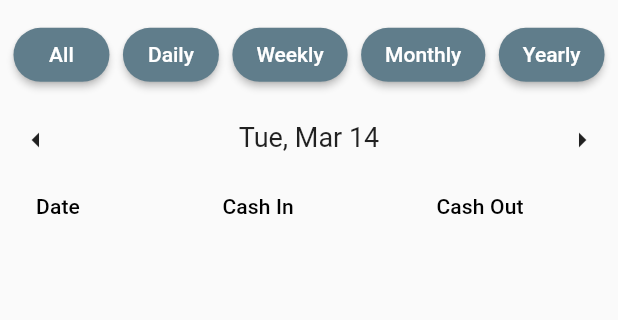
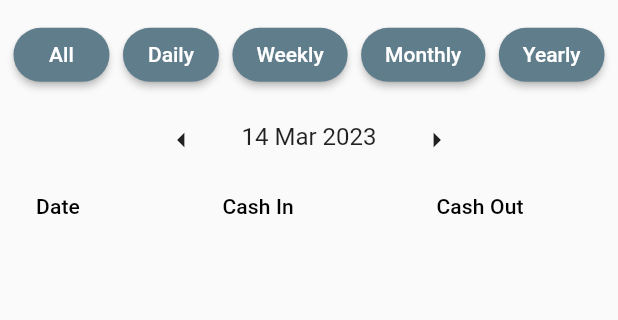
Before and after one commit to Prashant2344/cashbook, a Flutter app: the screen it shows after launch, on a phone screen of 412 x 824 dp, the part 84-404 px from its top. Run offline on Flutter 3.47's test engine with Material 2 defaults, Android fonts, the phone set to English and light mode, and no system bars; our stand-ins replace hive, hive_flutter; missing offline and left inert: dart:ffi; accounts and stored records are empty.

Commit message:
Working on date filter calculation

```diff
--- a/lib/pages/home.dart
+++ b/lib/pages/home.dart
@@ -13,7 +13,8 @@ class Home extends StatefulWidget {
 }
 
 class _HomeState extends State<Home> {
-  final List<String> _buttonTitles = ['All', 'Daily', 'Weekly', 'Monthly', 'Yearly'];
+  int _selectedIndex = 1;
+  final List<String> _buttonTitles = ['All', 'Daily', 'Weekly', 'Monthly', 'Yearly']; //index 0,1,2,3,4
   // late Box<CashModel> _cashBox;
   // List<CashModel> _transactions = [];
   //
@@ -32,54 +33,113 @@ class _HomeState extends State<Home> {
     ['March 6', '1000', '-'],
   ];
 
+  // DateTime _selectedDate = DateTime.now();
+
+  DateTime today = DateTime.now();
+  DateTime _beginingDateForFilter = DateTime.now();
+  DateTime _endingDateForFilter = DateTime.now();
+  // DateTime _endingDateForFilter = DateTime.now().subtract(Duration(days: 1));
   DateTime _selectedDate = DateTime.now();
 
+  // DateTime startDate = DateTime.now();
+  // DateTime endDate = DateTime.now();
+  void _onTitlesTapped(int index) {
+    setState(() {
+      _selectedIndex = index;
+    });
+    if(_selectedIndex == 1){
+      setState(() {
+        _beginingDateForFilter = DateTime.now();
+        _endingDateForFilter = DateTime.now();
+        _selectedDate = DateTime.now();
+      });
+    }else if(_selectedIndex == 2){
+      setState(() {
+        _selectedDate = DateTime.now();
+        _beginingDateForFilter = _selectedDate.subtract(Duration(days: _selectedDate.weekday ));
+        _endingDateForFilter = _beginingDateForFilter.add(Duration(days: 6));
+      });
+    }
+  }
+
   void _incrementDate() {
+    if(_selectedIndex == 1) {
       setState(() {
+        _beginingDateForFilter = _beginingDateForFilter.add(Duration(days: 1));
+        _endingDateForFilter = _endingDateForFilter.add(Duration(days: 1));
         _selectedDate = _selectedDate.add(Duration(days: 1));
+      });
+    }else if(_selectedIndex == 2){
+      setState(() {
+        _beginingDateForFilter = _beginingDateForFilter.add(Duration(days: 7));
+        _endingDateForFilter = _endingDateForFilter.add(Duration(days: 7));
+        _selectedDate = _selectedDate.add(Duration(days: 7));
       });
     }
 
+  }
+
   void _decrementDate() {
+    if(_selectedIndex == 1) {
       setState(() {
+        _beginingDateForFilter = _beginingDateForFilter.subtract(Duration(days: 1));
+        _endingDateForFilter = _endingDateForFilter.subtract(Duration(days: 1));
         _selectedDate = _selectedDate.subtract(Duration(days: 1));
       });
+    }else if(_selectedIndex == 2){
+      setState(() {
+        _beginingDateForFilter = _beginingDateForFilter.subtract(Duration(days: 7));
+        _endingDateForFilter = _endingDateForFilter.subtract(Duration(days: 7));
+        _selectedDate = _selectedDate.subtract(Duration(days: 7));
+      });
+    }
   }
 
-  double _calculateCashInAmount(Box<CashModel> box) {
+  double _calculateCashInAmount(Box<CashModel> box,beginingDateForFilter,endingDateForFilter) {
+    // DateTime startDate = beginingDateForFilter.subtract(const Duration(days: 1));
+    DateTime startDate = DateTime(beginingDateForFilter.year, beginingDateForFilter.month, beginingDateForFilter.day);
+    // DateTime endDate = endingDateForFilter.add(const Duration(days: 1));
+    DateTime endDate = DateTime(endingDateForFilter.year, endingDateForFilter.month, endingDateForFilter.day);
     return box.values.cast<CashModel>()
+      .where((transaction) =>
+        transaction.date != null &&
+        transaction.date!.isAtSameMomentAs(startDate) ||
+        transaction.date!.isAfter(startDate) &&
+        transaction.date!.isBefore(endDate)||
+            transaction.date!.isAtSameMomentAs(endDate))
       .fold<double>(0.0, (total, transaction) =>
         total + (transaction.cashIn?.toDouble() ?? 0.0)
     );
   }
 
-  double _calculateCashOutAmount(Box<CashModel> box){
-    // double totalCost = 0.0;
-    // final transactions = box.values.toList().cast<CashModel>();
-    // for (final transaction in transactions) {
-    //   final cost = transaction.cashOut ?? 0.0 as double;
-    //   totalCost += cost;
-    // }
-    // return totalCost;
-
+  double _calculateCashOutAmount(Box<CashModel> box,beginingDateForFilter,endingDateForFilter){
+    DateTime startDate = DateTime(beginingDateForFilter.year, beginingDateForFilter.month, beginingDateForFilter.day);
+    DateTime endDate = DateTime(endingDateForFilter.year, endingDateForFilter.month, endingDateForFilter.day);
     return box.values.cast<CashModel>()
+        .where((transaction) =>
+    transaction.date != null &&
+        transaction.date!.isAtSameMomentAs(startDate) ||
+        transaction.date!.isAfter(startDate) &&
+            transaction.date!.isBefore(endDate)||
+        transaction.date!.isAtSameMomentAs(endDate))
         .fold<double>(0.0, (total, transaction) =>
     total + (transaction.cashOut?.toDouble() ?? 0.0)
     );
   }
 
   double _balanceAmount(Box<CashModel> box){
-    return _calculateCashInAmount(box) - _calculateCashOutAmount(box);
+    return _calculateCashInAmount(box,_beginingDateForFilter,_endingDateForFilter) - _calculateCashOutAmount(box,_beginingDateForFilter,_endingDateForFilter);
   }
 
-  double _previousBalanceAmount(Box<CashModel> box){
-    final today = DateTime.now();
-    final todayDate = DateTime(today.year, today.month, today.day);
+  double _previousBalanceAmount(Box<CashModel> box,_beginingDateForFilter){
+    // final today = DateTime.now();
+    // final todayDate = DateTime(today.year, today.month, today.day);
+    final beginingDateForFilter = DateTime(_beginingDateForFilter.year, _beginingDateForFilter.month, _beginingDateForFilter.day);
     return box.values.cast<CashModel>()
         .fold<double>(0.0, (total, transaction) {
       if (transaction.date?.year != null && transaction.date?.month != null && transaction.date?.day != null) {
         final transactionDate = DateTime(transaction.date!.year, transaction.date!.month, transaction.date!.day);
-        if (transactionDate.isBefore(todayDate)) {
+        if (transactionDate.isBefore(beginingDateForFilter)) {
           final cashIn = transaction.cashIn?.toDouble() ?? 0.0;
           return total + cashIn;
         }
@@ -89,12 +149,31 @@ class _HomeState extends State<Home> {
   }
 
   double _finalBalanceAmount(Box<CashModel> box){
-    return _balanceAmount(box) - _previousBalanceAmount(box);
+    return _balanceAmount(box) + _previousBalanceAmount(box,_beginingDateForFilter);
+  }
+
+  List<CashModel> _getCashList(Box<CashModel> box,beginingDateForFilter,endingDateForFilter){
+    DateTime startDate = beginingDateForFilter.subtract(const Duration(days: 1));
+    DateTime endDate = endingDateForFilter.add(const Duration(days: 1));
+    // DateTime startDate = DateTime(beginingDateForFilter.year, beginingDateForFilter.month, beginingDateForFilter.day);
+    // DateTime endDate = DateTime(endingDateForFilter.year, endingDateForFilter.month, endingDateForFilter.day);
+
+
+    startDate = DateTime(startDate.year, startDate.month, startDate.day);
+    endDate = DateTime(endDate.year, endDate.month, endDate.day);
+    return box.values.toList().cast<CashModel>().where((transaction) {
+      if (transaction.date == null) {
+        return false;
+      }
+      DateTime transactionDate = DateTime(transaction.date!.year, transaction.date!.month, transaction.date!.day);
+      return transactionDate.isAfter(startDate) && transactionDate.isBefore(endDate);
+    }).toList();
   }
 
 
   @override
   Widget build(BuildContext context) {
+    bool isToday = _selectedDate.year == today.year && _selectedDate.month == today.month && _selectedDate.day == today.day;
     return Scaffold(
       appBar: AppBar(
         backgroundColor: Colors.blue[600],
@@ -113,7 +192,7 @@ class _HomeState extends State<Home> {
                   _buttonTitles.length,
                       (index) => ElevatedButton(
                     onPressed: () {
-                      // Add your onPressed code here.
+                      _onTitlesTapped(index);
                     },
                     style: ButtonStyle(
                       backgroundColor: MaterialStateProperty.all<Color>(Colors.blueGrey),
@@ -132,16 +211,28 @@ class _HomeState extends State<Home> {
             Expanded(
               flex: 1,
               child: Row(
-                mainAxisAlignment: MainAxisAlignment.spaceBetween,
+                mainAxisAlignment: MainAxisAlignment.center,
                 children: [
                   IconButton(
                     onPressed: _decrementDate,
                     icon: Icon(Icons.arrow_left),
                   ),
+                  SizedBox(width: 16),
+                  Row(
+                    crossAxisAlignment: CrossAxisAlignment.center,
+                    children: [
                       Text(
-                    DateFormat('EEE, MMM dd').format(_selectedDate),
-                    style: TextStyle(fontSize: 18.0),
+                        '${DateFormat('d MMM y').format(_beginingDateForFilter)}',
+                        style: TextStyle(fontSize: 16),
                       ),
+                      if(!isToday || _selectedIndex != 1)
+                        Text(
+                          '  ->  ${DateFormat('d MMM y').format(_endingDateForFilter)}',
+                          style: TextStyle(fontSize: 16),
+                        ),
+                    ],
+                  ),
+                  SizedBox(width: 16),
                   IconButton(
                     onPressed: _incrementDate,
                     icon: Icon(Icons.arrow_right),
@@ -159,7 +250,7 @@ class _HomeState extends State<Home> {
                 child: ValueListenableBuilder<Box<CashModel>>(
                   valueListenable: Cashes.getData().listenable(),
                   builder: (BuildContext context, Box<CashModel> box, _) {
-                    final myModels = box.values.toList().cast<CashModel>();
+                    final myData = _getCashList(box, _beginingDateForFilter,_endingDateForFilter);
                     // return SingleChildScrollView(
                     //   scrollDirection: Axis.horizontal,
                     //   child: ConstrainedBox(
@@ -171,12 +262,12 @@ class _HomeState extends State<Home> {
                     //         DataColumn(label: Text('Cash Out')),
                     //       ],
                     //       rows: List<DataRow>.generate(
-                    //         myModels.length,
+                    //         myData.length,
                     //             (int index) => DataRow(
                     //           cells: [
-                    //             DataCell(Text(myModels[index].date.toString())),
-                    //             DataCell(Text(myModels[index].cashIn.toString())),
-                    //             DataCell(Text(myModels[index].cashOut.toString())),
+                    //             DataCell(Text(myData[index].date.toString())),
+                    //             DataCell(Text(myData[index].cashIn.toString())),
+                    //             DataCell(Text(myData[index].cashOut.toString())),
                     //           ],
                     //         ),
                     //       ),
@@ -193,24 +284,23 @@ class _HomeState extends State<Home> {
                           DataColumn(label: Text('Cash Out')),
                         ],
                         rows: List<DataRow>.generate(
-                          myModels.length,
+                          myData.length,
                               (int index) => DataRow(
                             cells: [
                               DataCell(
-                                  myModels[index].date == null ? Text('') : Text(DateFormat('yyyy-MM-dd').format(myModels[index].date!))
+                                  myData[index].date == null ? Text('') : Text(DateFormat('yyyy-MM-dd').format(myData[index].date!))
                               ),
                               DataCell(
-                                  myModels[index].cashIn == null ? Text('') :Text(myModels[index].cashIn.toString())
+                                  myData[index].cashIn == null ? Text('') :Text(myData[index].cashIn.toString())
                               ),
                               DataCell(
-                                  myModels[index].cashOut == null ? Text('') :Text(myModels[index].cashOut.toString())
+                                  myData[index].cashOut == null ? Text('') :Text(myData[index].cashOut.toString())
                               ),
                             ],
                           ),
                         ),
                       ),
                     );
-
                   },
                 ),
               ),
@@ -294,7 +384,7 @@ class _HomeState extends State<Home> {
                         ValueListenableBuilder<Box<CashModel>>(
                           valueListenable: Cashes.getData().listenable(),
                           builder: (BuildContext context,Box<CashModel> box, _) {
-                            final totalCashIn = _calculateCashInAmount(box); // assuming you have a function that calculates total cost
+                            final totalCashIn = _calculateCashInAmount(box,_beginingDateForFilter,_endingDateForFilter);
                             return Padding(
                               padding: const EdgeInsets.all(5.0),
                               child: Text('Total Cash In $totalCashIn'),
@@ -305,7 +395,7 @@ class _HomeState extends State<Home> {
                         ValueListenableBuilder<Box<CashModel>>(
                           valueListenable: Cashes.getData().listenable(),
                           builder: (BuildContext context,Box<CashModel> box, _) {
-                            final totalCashOut = _calculateCashOutAmount(box); // assuming you have a function that calculates total cost
+                            final totalCashOut = _calculateCashOutAmount(box,_beginingDateForFilter,_endingDateForFilter);
                             return Padding(
                               padding: const EdgeInsets.all(5.0),
                               child: Text('Total Cash Out $totalCashOut'),
@@ -316,7 +406,7 @@ class _HomeState extends State<Home> {
                         ValueListenableBuilder<Box<CashModel>>(
                           valueListenable: Cashes.getData().listenable(),
                           builder: (BuildContext context,Box<CashModel> box, _) {
-                            final balance = _balanceAmount(box); // assuming you have a function that calculates total cost
+                            final balance = _balanceAmount(box);
                             return Padding(
                               padding: const EdgeInsets.all(5.0),
                               child: Text('Balance $balance'),
@@ -338,7 +428,7 @@ class _HomeState extends State<Home> {
                         ValueListenableBuilder<Box<CashModel>>(
                           valueListenable: Cashes.getData().listenable(),
                           builder: (BuildContext context,Box<CashModel> box, _) {
-                            final prevBalance = _previousBalanceAmount(box); // assuming you have a function that calculates total cost
+                            final prevBalance = _previousBalanceAmount(box,_beginingDateForFilter);
                             return Padding(
                               padding: const EdgeInsets.all(5.0),
                               child: Text('$prevBalance'),
@@ -360,7 +450,7 @@ class _HomeState extends State<Home> {
                         ValueListenableBuilder<Box<CashModel>>(
                           valueListenable: Cashes.getData().listenable(),
                           builder: (BuildContext context,Box<CashModel> box, _) {
-                            final balance = _finalBalanceAmount(box); // assuming you have a function that calculates total cost
+                            final balance = _finalBalanceAmount(box);
                             return Padding(
                               padding: const EdgeInsets.all(5.0),
                               child: Text('$balance'),
```
Lines whose indentation alone changed are shown as unchanged.
